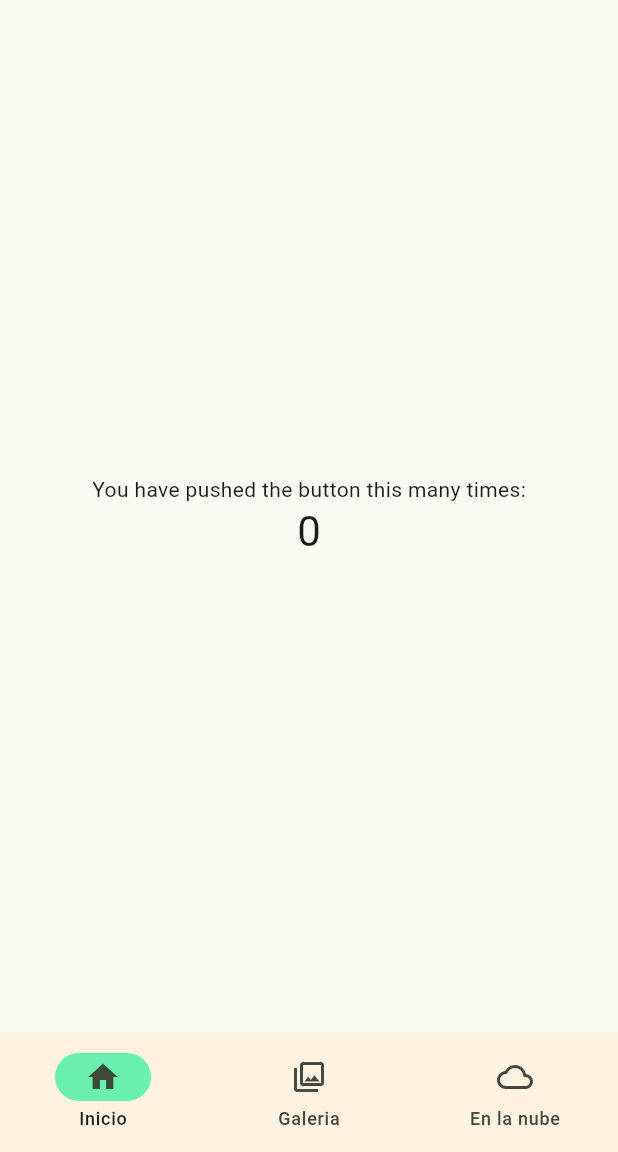
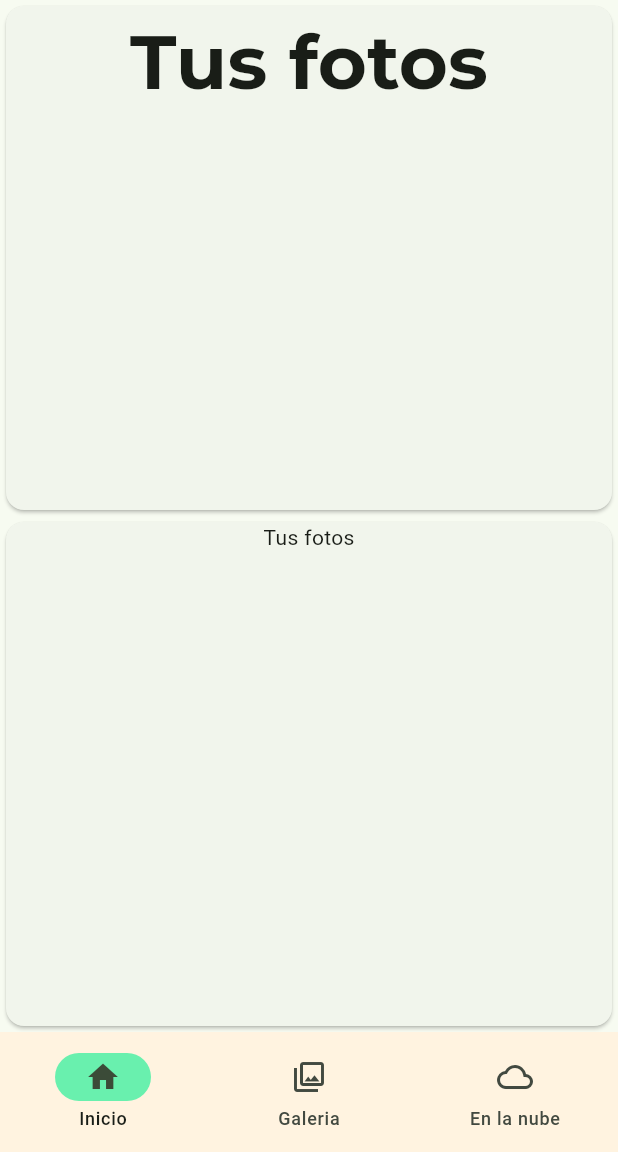
Before and after one commit to oriolgds/orsphotos, a Flutter app: the screen it shows after launch, on a phone screen of 412 x 824 dp, the part 84-1236 px from its top. Run offline on Flutter 3.47's test engine with Material 3 defaults, Android fonts, the light colour scheme and no system bars.

Commit message:
Creating home page

```diff
--- /dev/null
+++ b/lib/homePage.dart
@@ -0,0 +1,38 @@
+import 'package:flutter/material.dart';
+class HomePage extends StatelessWidget {
+  const HomePage({super.key});
+
+  @override
+  Widget build(BuildContext context) {
+    return Column(
+      crossAxisAlignment: CrossAxisAlignment.start,
+      mainAxisAlignment: MainAxisAlignment.start,
+      children: [
+        Expanded(
+          child: Card(
+            child: SizedBox(
+              width: MediaQuery.of(context).size.width,
+              child: Column(
+                children: [
+                  Text('Tus fotos', style: Theme.of(context).textTheme.titleMedium, textAlign: TextAlign.start,)
+                ],
+              ),
+            ),
+          ),
+        ),
+        Expanded(
+          child: Card(
+            child: SizedBox(
+              width: MediaQuery.of(context).size.width,
+              child: const Column(
+                children: [
+                  Text('Tus fotos')
+                ],
+              ),
+            ),
+          ),
+        )
+      ],
+    );
+  }
+}
--- a/lib/main.dart
+++ b/lib/main.dart
@@ -1,4 +1,7 @@
 import 'package:flutter/material.dart';
+
+// All pages
+import 'homePage.dart' as home_page;
 
 void main() {
   runApp(const MyApp());
@@ -14,6 +17,13 @@ class MyApp extends StatelessWidget {
       theme: ThemeData(
         colorScheme: ColorScheme.fromSeed(seedColor: Colors.green),
         useMaterial3: true,
+        textTheme: const TextTheme(
+          titleMedium: TextStyle(
+            fontSize: 50,
+            fontFamily: "Montserrat",
+            fontWeight: FontWeight.bold,
+          )
+        )
       ),
       home: const MyHomePage(title: 'Ors Photos'),
     );
@@ -30,13 +40,7 @@ class MyHomePage extends StatefulWidget {
 }
 
 class _MyHomePageState extends State<MyHomePage> {
-  int _counter = 0;
   int selectedIndex = 0;
-  void _incrementCounter() {
-    setState(() {
-      _counter++;
-    });
-  }
 
   @override
   Widget build(BuildContext context) {
@@ -64,20 +68,9 @@ class _MyHomePageState extends State<MyHomePage> {
         backgroundColor: Theme.of(context).colorScheme.inversePrimary,
         title: Text(widget.title),
       ),
-      body: Center(
-        child: Column(
-          mainAxisAlignment: MainAxisAlignment.center,
-          children: <Widget>[
-            const Text(
-              'You have pushed the button this many times:',
-            ),
-            Text(
-              '$_counter',
-              style: Theme.of(context).textTheme.headlineMedium,
-            ),
-          ],
-        ),
-      ),
+      body: [
+        const home_page.HomePage()
+      ][selectedIndex],
       bottomNavigationBar: NavigationBar(
         backgroundColor: Colors.orange.shade50,
         onDestinationSelected: (int index) {
```
Also changed, not shown: pubspec.yaml (+5 -12 lines), fonts/Montserrat.ttf (added).
